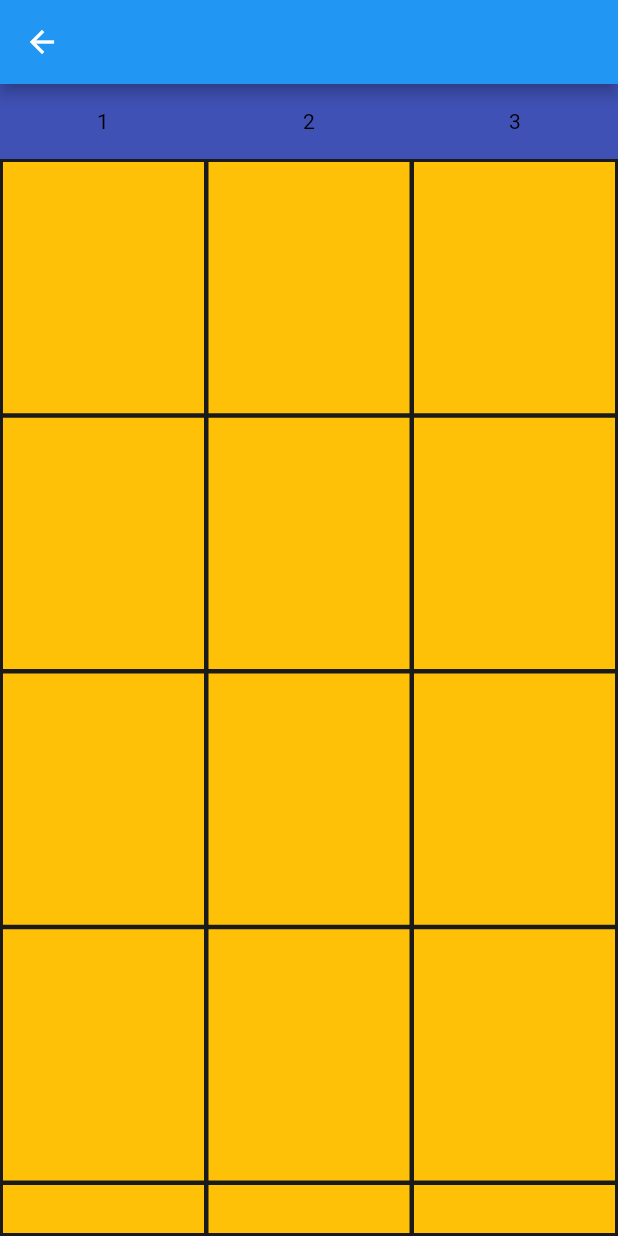
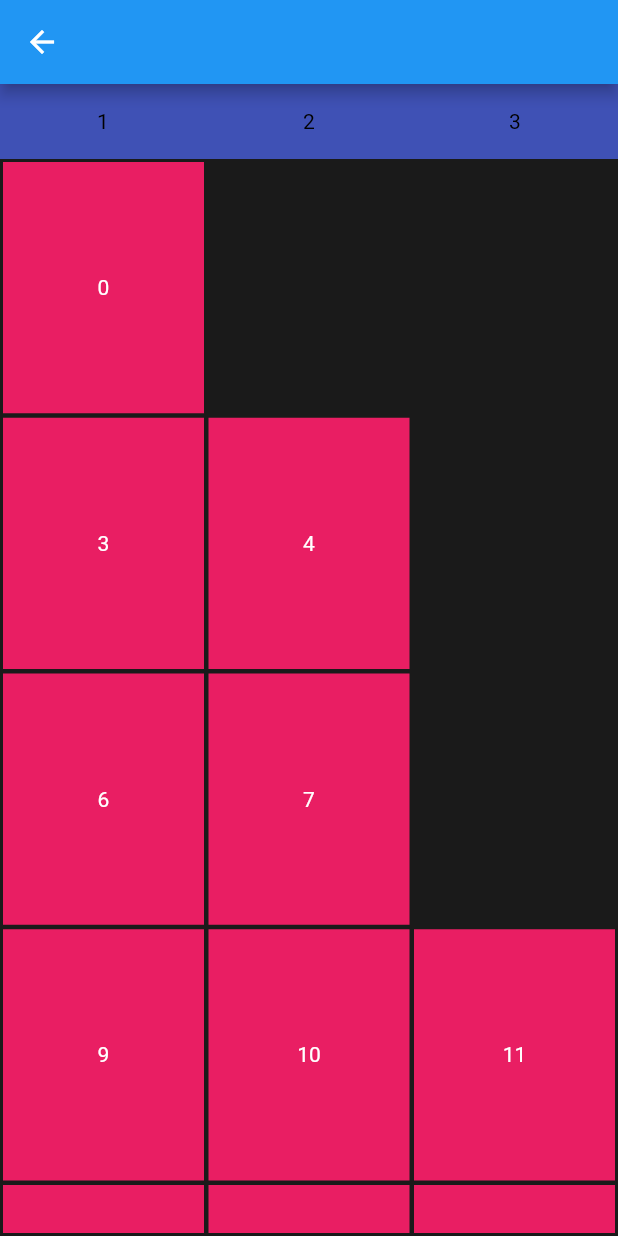
Before and after one commit to kldawad/teacher_bahaa_app, a Flutter app: the screen it shows after launch, scrolled down 576 dp, after a tap on "تصفح المزيد", on a phone screen of 412 x 824 dp. Run offline on Flutter 3.47's test engine with Material 2 defaults, Android fonts, the phone set to English and light mode, and no system bars.

Commit message:
new commit

```diff
--- a/lib/screens/home_screen.dart
+++ b/lib/screens/home_screen.dart
@@ -59,23 +59,19 @@ class _HomeScreenState extends State<HomeScreen> {
             SizedBox(
               height: 15,
             ),
-            Padding(
-              padding: const EdgeInsets.symmetric(horizontal: 10),
-              child: ListView.builder(
+            GridView.count(
+              padding: EdgeInsets.symmetric(horizontal: 10),
               physics: NeverScrollableScrollPhysics(),
+              crossAxisCount: 2,
               shrinkWrap: true,
-                  itemCount: 2,
-                  itemBuilder: (context, index) {
-                    return Card(
-                      color: _nameColor[index],
+              children: [
+                Card(
+                  color: Colors.white,
                   shape: RoundedRectangleBorder(
                     borderRadius: BorderRadius.circular(15),
                   ),
-                      child: Row(
+                  child: Column(
                     mainAxisAlignment: MainAxisAlignment.spaceEvenly,
-                        children: [
-                          Column(
-                            crossAxisAlignment: CrossAxisAlignment.start,
                     children: [
                       Text(
                         "المراكز الثقافية",
@@ -94,17 +90,34 @@ class _HomeScreenState extends State<HomeScreen> {
                       ),
                     ],
                   ),
-                          Padding(
-                            padding: const EdgeInsets.all(8.0),
-                            child: Image.asset(
-                              'assets/Untitled-1.png',
-                              height: 150,
+                ),
+                Card(
+                  color: Colors.white,
+                  shape: RoundedRectangleBorder(
+                    borderRadius: BorderRadius.circular(15),
+                  ),
+                  child: Column(
+                    mainAxisAlignment: MainAxisAlignment.spaceEvenly,
+                    children: [
+                      Text(
+                        "المراكز الثقافية",
+                        style: Theme.of(context).textTheme.headline5,
+                      ),
+                      Card(
+                        shape: RoundedRectangleBorder(
+                          borderRadius: BorderRadius.circular(10),
+                        ),
+                        color: Colors.black,
+                        child: Icon(
+                          Icons.arrow_left,
+                          color: Colors.white,
+                          size: 40,
                         ),
                       ),
                     ],
                   ),
-                    );
-                  }),
+                ),
+              ],
             ),
             SizedBox(
               height: 15,
@@ -135,6 +148,7 @@ class _HomeScreenState extends State<HomeScreen> {
                   itemCount: 6,
                   itemBuilder: (context, index) {
                     return Card(
+                      color: Color(0xFFE5E28A),
                       elevation: 10,
                       child: Column(
                         mainAxisAlignment: MainAxisAlignment.spaceEvenly,
@@ -240,8 +254,7 @@ class CustomElevatedButton extends StatelessWidget {
             ),
           ),
           elevation: MaterialStateProperty.all(10),
-          backgroundColor: MaterialStateProperty.all(
-              Theme.of(context).colorScheme.secondary),
+          backgroundColor: MaterialStateProperty.all(Color(0xFFE5E28A)),
           fixedSize: MaterialStateProperty.all(Size(120, 40))),
       onPressed: () {
         Navigator.push(
--- a/lib/screens/screens/grades_screen/first_screen.dart
+++ b/lib/screens/screens/grades_screen/first_screen.dart
@@ -16,6 +16,8 @@ class _FirstScreenState extends State<FirstScreen> {
     "4": [0, 1, 2],
     "5": [0, 1],
   };
+
+  final List<Widget> _test = [];
 
   int counter = 0;
 
@@ -37,12 +39,11 @@ class _FirstScreenState extends State<FirstScreen> {
     }
   }
 
-  Widget getPage2(int index) {
-    for (int i = 0; i < _map.length; i++) {
-      print(i);
+  getPage2(int index) {
+    for (int i = 0; i < 5; i++) {
       if (!_map["$i"].any((element) => index == element)) {
-        Container(
-          color: Colors.orange,
+        return Container(
+          color: Colors.pink,
           child: Center(
             child: Text(
               "$index",
@@ -53,15 +54,12 @@ class _FirstScreenState extends State<FirstScreen> {
           ),
         );
       } else {
-        SizedBox();
+        return SizedBox();
       }
     }
-    return Container(
-      color: Colors.amber,
-    );
   }
 
-  Widget getPage3(int index) {
+  getPage3(int index) {
     _map.forEach((key, value) {
       if (!_map[key].any((element) => index == element)) {
         Container(
@@ -79,9 +77,6 @@ class _FirstScreenState extends State<FirstScreen> {
         SizedBox();
       }
     });
-    return Container(
-      color: Colors.indigo,
-    );
   }
 
   @override
@@ -121,7 +116,7 @@ class _FirstScreenState extends State<FirstScreen> {
                             crossAxisSpacing: 3,
                           ),
                           shrinkWrap: true,
-                          itemCount: 21,
+                          itemCount: 20,
                           itemBuilder: (context, index) {
                             return getPage2(index);
                           }),
```
Lines whose indentation alone changed are shown as unchanged.
